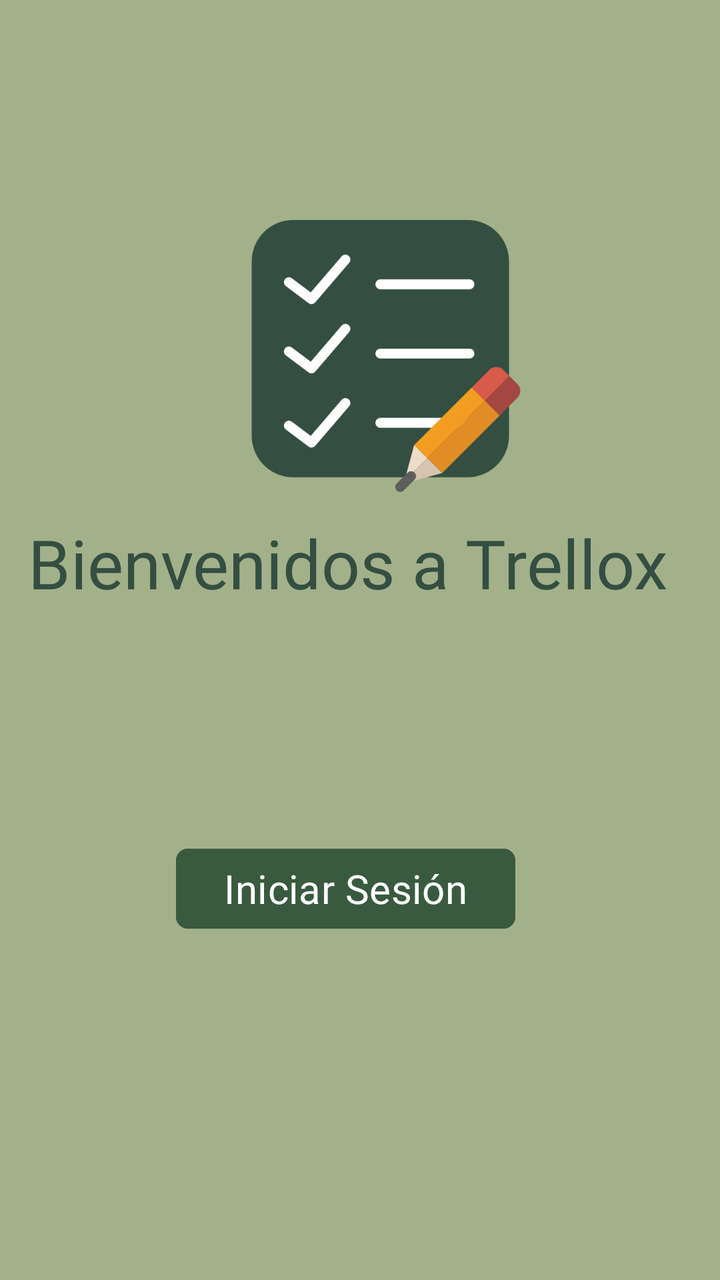
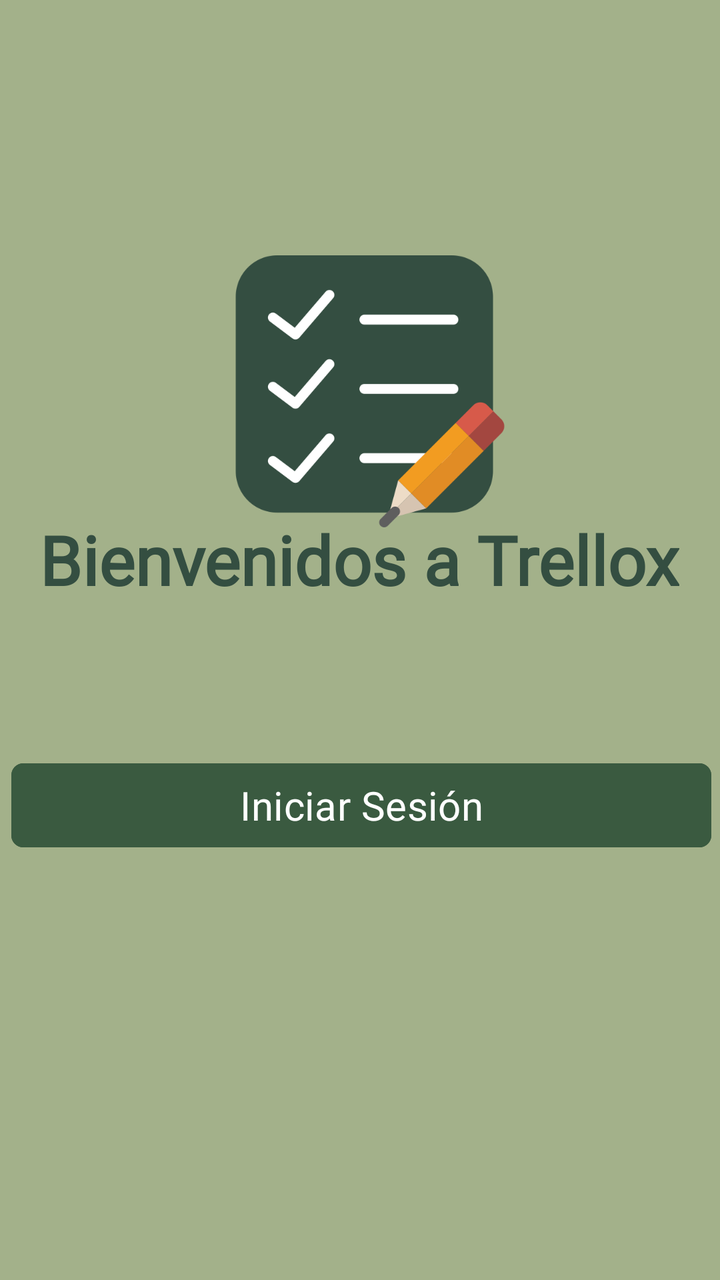

Screens rendered from an Android XML layout before and after an edit, with the pre-edit source and the edit as a unified diff.
<!-- AndroidManifest.xml: application theme Theme.Trellox -->
<!-- res/layout/activity_main.xml -->
<?xml version="1.0" encoding="utf-8"?>
<androidx.constraintlayout.widget.ConstraintLayout xmlns:android="http://schemas.android.com/apk/res/android"
    xmlns:app="http://schemas.android.com/apk/res-auto"
    xmlns:tools="http://schemas.android.com/tools"
    android:id="@+id/main"
    android:layout_width="match_parent"
    android:layout_height="match_parent"
    android:background="@color/verde_claro"
    tools:context=".MainActivity">

    <ImageView
        android:id="@+id/imageView"
        android:layout_width="146dp"
        android:layout_height="136dp"
        android:layout_marginStart="120dp"
        app:layout_constraintBottom_toBottomOf="parent"
        app:layout_constraintStart_toStartOf="parent"
        app:layout_constraintTop_toTopOf="parent"
        app:layout_constraintVertical_bias="0.218"
        app:srcCompat="@drawable/lista" />

    <Button
        android:id="@+id/button"
        android:layout_width="wrap_content"
        android:layout_height="wrap_content"
        android:backgroundTint="@color/verde_oscuro"
        android:fontFamily="@font/amaranth"
        android:text="@string/boton_iniciar"
        android:textSize="20sp"
        app:cornerRadius="6dp"
        app:layout_constraintBottom_toBottomOf="parent"
        app:layout_constraintEnd_toEndOf="parent"
        app:layout_constraintHorizontal_bias="0.463"
        app:layout_constraintStart_toStartOf="parent"
        app:layout_constraintTop_toTopOf="parent"
        app:layout_constraintVertical_bias="0.71" />

    <TextView
        android:id="@+id/tituloBienvenida"
        android:layout_width="wrap_content"
        android:layout_height="wrap_content"
        android:fontFamily="@font/amaranth_bold"
        android:text="@string/titulo_bienvenida"
        android:textColor="@color/verde_texto"
        android:textSize="34sp"
        app:layout_constraintBottom_toBottomOf="parent"
        app:layout_constraintEnd_toEndOf="parent"
        app:layout_constraintHorizontal_bias="0.353"
        app:layout_constraintStart_toStartOf="parent"
        app:layout_constraintTop_toTopOf="parent"
        app:layout_constraintVertical_bias="0.435" />
</androidx.constraintlayout.widget.ConstraintLayout>
<!-- resources referenced by this layout -->
<resources>
  <color name="verde_claro">#A3B18A</color>
  <color name="verde_oscuro">#3A5A40</color>
  <color name="verde_texto">#344E41</color>
  <!-- drawable lista: png bitmap (drawable, 18316 bytes) -->
  <string name="boton_iniciar">Iniciar Sesión</string>
  <string name="titulo_bienvenida">Bienvenidos a Trellox</string>
  <style name="Theme.Trellox" parent="Base.Theme.Trellox" />
  <style name="Base.Theme.Trellox" parent="Theme.Material3.DayNight.NoActionBar">
          
          
      </style>
</resources>

<!-- the commit's change to res/layout/activity_main.xml (unified diff, before → after) -->
@@ -9,31 +9,33 @@
     tools:context=".MainActivity">
 
     <ImageView
-        android:id="@+id/imageView"
+        android:id="@+id/logo"
         android:layout_width="146dp"
         android:layout_height="136dp"
-        android:layout_marginStart="120dp"
+        android:layout_marginStart="112dp"
+        android:contentDescription="@string/img_logo"
         app:layout_constraintBottom_toBottomOf="parent"
         app:layout_constraintStart_toStartOf="parent"
         app:layout_constraintTop_toTopOf="parent"
-        app:layout_constraintVertical_bias="0.218"
+        app:layout_constraintVertical_bias="0.253"
         app:srcCompat="@drawable/lista" />
 
     <Button
         android:id="@+id/button"
-        android:layout_width="wrap_content"
-        android:layout_height="wrap_content"
+        android:layout_width="350dp"
+        android:layout_height="50dp"
         android:backgroundTint="@color/verde_oscuro"
         android:fontFamily="@font/amaranth"
-        android:text="@string/boton_iniciar"
+        android:onClick="iniciar"
+        android:text="@string/iniciar_sesion"
         android:textSize="20sp"
         app:cornerRadius="6dp"
         app:layout_constraintBottom_toBottomOf="parent"
         app:layout_constraintEnd_toEndOf="parent"
-        app:layout_constraintHorizontal_bias="0.463"
+        app:layout_constraintHorizontal_bias="0.573"
         app:layout_constraintStart_toStartOf="parent"
         app:layout_constraintTop_toTopOf="parent"
-        app:layout_constraintVertical_bias="0.71" />
+        app:layout_constraintVertical_bias="0.64" />
 
     <TextView
         android:id="@+id/tituloBienvenida"
@@ -43,10 +45,11 @@
         android:text="@string/titulo_bienvenida"
         android:textColor="@color/verde_texto"
         android:textSize="34sp"
+        android:textStyle="bold"
         app:layout_constraintBottom_toBottomOf="parent"
         app:layout_constraintEnd_toEndOf="parent"
-        app:layout_constraintHorizontal_bias="0.353"
+        app:layout_constraintHorizontal_bias="0.494"
         app:layout_constraintStart_toStartOf="parent"
         app:layout_constraintTop_toTopOf="parent"
-        app:layout_constraintVertical_bias="0.435" />
+        app:layout_constraintVertical_bias="0.432" />
 </androidx.constraintlayout.widget.ConstraintLayout>
<!-- resource entries referenced after the edit -->
@@ -4,7 +4,8 @@
   <color name="verde_oscuro">#3A5A40</color>
   <color name="verde_texto">#344E41</color>
   <!-- drawable lista: png bitmap (drawable, 18316 bytes) -->
-  <string name="boton_iniciar">Iniciar Sesión</string>
+  <string name="img_logo">logo</string>
+  <string name="iniciar_sesion">Iniciar Sesión</string>
   <string name="titulo_bienvenida">Bienvenidos a Trellox</string>
   <style name="Theme.Trellox" parent="Base.Theme.Trellox" />
   <style name="Base.Theme.Trellox" parent="Theme.Material3.DayNight.NoActionBar">
